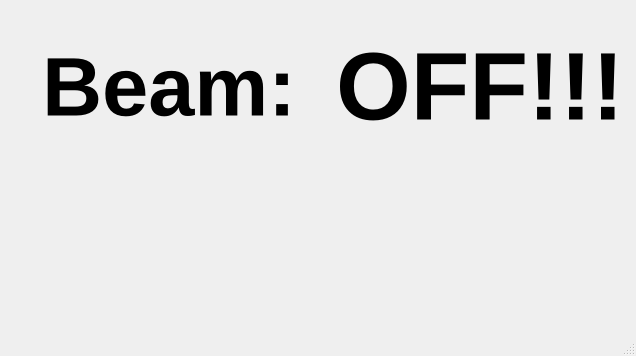
This is uis/mainwindow.ui in yamedvedya/beam_monitor as Qt 5 draws it before an edit. The edited form follows.
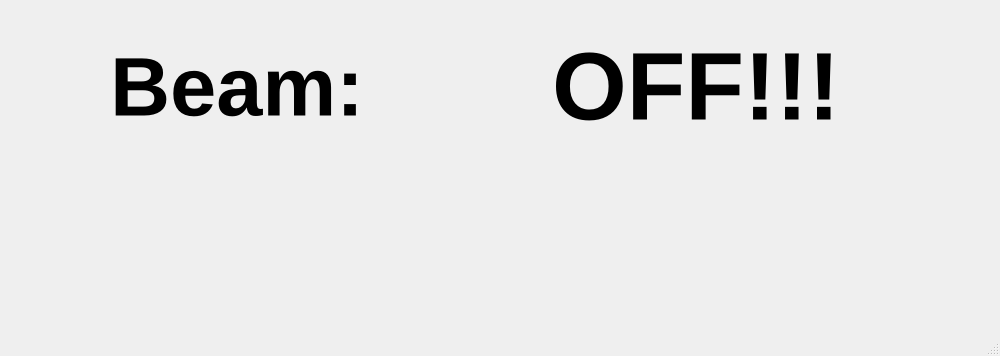
This is the edited form.

Patch:
```diff
--- a/uis/mainwindow.ui
+++ b/uis/mainwindow.ui
@@ -6,7 +6,7 @@
    <rect>
     <x>0</x>
     <y>0</y>
-    <width>636</width>
+    <width>1000</width>
     <height>356</height>
    </rect>
   </property>
@@ -18,13 +18,13 @@
   </property>
   <property name="minimumSize">
    <size>
-    <width>636</width>
+    <width>1000</width>
     <height>0</height>
    </size>
   </property>
   <property name="maximumSize">
    <size>
-    <width>636</width>
+    <width>1000</width>
     <height>16777215</height>
    </size>
   </property>
@@ -68,13 +68,13 @@
        <widget class="QLabel" name="lbStatus">
         <property name="minimumSize">
          <size>
-          <width>290</width>
+          <width>450</width>
           <height>0</height>
          </size>
         </property>
         <property name="maximumSize">
          <size>
-          <width>290</width>
+          <width>450</width>
           <height>16777215</height>
          </size>
         </property>
```
Left out of the diff: 2 changed lines with no effect on the pictures.
